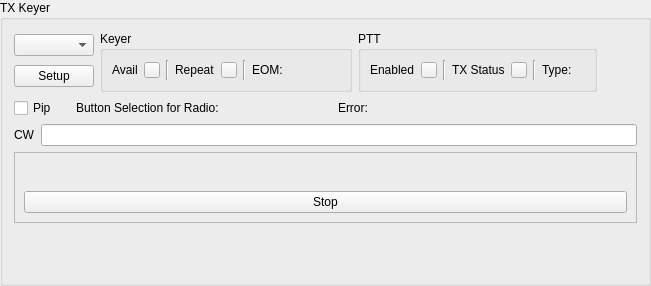
This is mqt/MqtLogger/txvmbuttonsframe.ui in Rsclub22/Minos2-Mirror as Qt 5 draws it before an edit. The edited form follows.
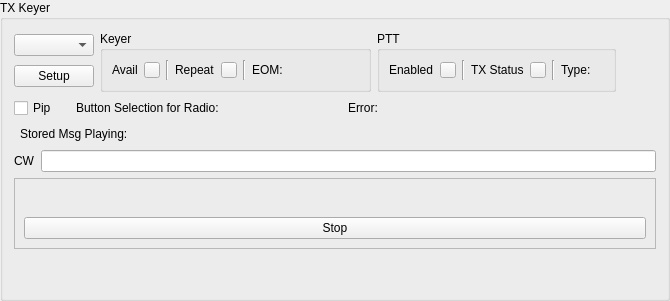
This is the edited form.

Commit message: add cw slider and display cw message to tvmbuttonsframe

What changed in the file:
```diff
--- a/mqt/MqtLogger/txvmbuttonsframe.ui
+++ b/mqt/MqtLogger/txvmbuttonsframe.ui
@@ -6,8 +6,8 @@
    <rect>
     <x>0</x>
     <y>0</y>
-    <width>651</width>
-    <height>286</height>
+    <width>670</width>
+    <height>301</height>
    </rect>
   </property>
   <property name="windowTitle">
@@ -380,6 +380,55 @@
    </item>
    <item>
     <layout class="QVBoxLayout" name="verticalLayout_4">
+     <item>
+      <layout class="QHBoxLayout" name="horizontalLayout_16">
+       <item>
+        <layout class="QHBoxLayout" name="cwSpeedSliderHorizontalLayout">
+         <item>
+          <widget class="QFrame" name="cwSpeedSliderFrame">
+           <property name="frameShape">
+            <enum>QFrame::StyledPanel</enum>
+           </property>
+           <property name="frameShadow">
+            <enum>QFrame::Raised</enum>
+           </property>
+          </widget>
+         </item>
+        </layout>
+       </item>
+       <item>
+        <layout class="QHBoxLayout" name="horizontalLayout_2">
+         <item>
+          <widget class="QLabel" name="cwMesssagePlayingLabel">
+           <property name="text">
+            <string>Stored Msg Playing:</string>
+           </property>
+          </widget>
+         </item>
+         <item>
+          <widget class="QLabel" name="cwMessagePlayingDisplay">
+           <property name="text">
+            <string/>
+           </property>
+          </widget>
+         </item>
+         <item>
+          <spacer name="horizontalSpacer">
+           <property name="orientation">
+            <enum>Qt::Horizontal</enum>
+           </property>
+           <property name="sizeHint" stdset="0">
+            <size>
+             <width>40</width>
+             <height>20</height>
+            </size>
+           </property>
+          </spacer>
+         </item>
+        </layout>
+       </item>
+      </layout>
+     </item>
      <item>
       <layout class="QHBoxLayout" name="horizontalLayout_3">
        <item>
```
The commit also changes 10 other files.
